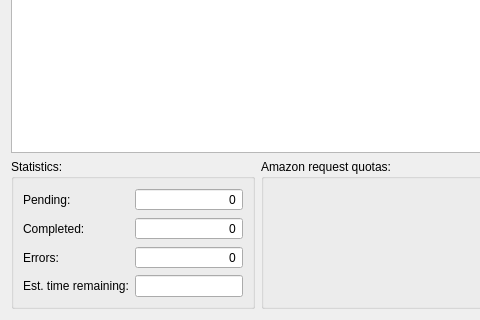
First picture: the form in operationsview.ui, repository garrettmk/Prowler, before the edit; both pictures show x 0 to 480 and y 288 to 608 of the 836 by 608 pixel window.
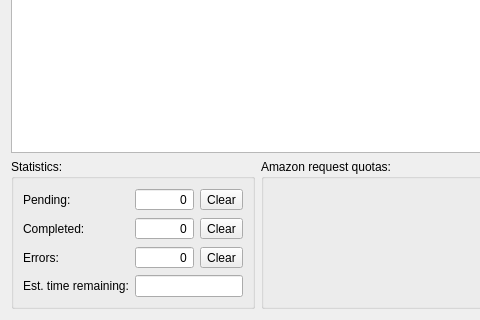
Second picture: the form after the edit. Icons and pictures are not drawn.

```diff
--- a/operationsview.ui
+++ b/operationsview.ui
@@ -39,31 +39,6 @@
           </property>
          </widget>
         </item>
-        <item row="0" column="1">
-         <widget class="QSpinBox" name="pendingBox">
-          <property name="sizePolicy">
-           <sizepolicy hsizetype="Preferred" vsizetype="Fixed">
-            <horstretch>0</horstretch>
-            <verstretch>0</verstretch>
-           </sizepolicy>
-          </property>
-          <property name="alignment">
-           <set>Qt::AlignRight|Qt::AlignTrailing|Qt::AlignVCenter</set>
-          </property>
-          <property name="readOnly">
-           <bool>true</bool>
-          </property>
-          <property name="buttonSymbols">
-           <enum>QAbstractSpinBox::NoButtons</enum>
-          </property>
-          <property name="showGroupSeparator" stdset="0">
-           <bool>true</bool>
-          </property>
-          <property name="maximum">
-           <number>9999999</number>
-          </property>
-         </widget>
-        </item>
         <item row="1" column="0">
          <widget class="QLabel" name="label_2">
           <property name="text">
@@ -71,31 +46,6 @@
           </property>
          </widget>
         </item>
-        <item row="1" column="1">
-         <widget class="QSpinBox" name="completedBox">
-          <property name="sizePolicy">
-           <sizepolicy hsizetype="Preferred" vsizetype="Fixed">
-            <horstretch>0</horstretch>
-            <verstretch>0</verstretch>
-           </sizepolicy>
-          </property>
-          <property name="alignment">
-           <set>Qt::AlignRight|Qt::AlignTrailing|Qt::AlignVCenter</set>
-          </property>
-          <property name="readOnly">
-           <bool>true</bool>
-          </property>
-          <property name="buttonSymbols">
-           <enum>QAbstractSpinBox::NoButtons</enum>
-          </property>
-          <property name="showGroupSeparator" stdset="0">
-           <bool>true</bool>
-          </property>
-          <property name="maximum">
-           <number>9999999</number>
-          </property>
-         </widget>
-        </item>
         <item row="2" column="0">
          <widget class="QLabel" name="label_3">
           <property name="text">
@@ -103,31 +53,6 @@
           </property>
          </widget>
         </item>
-        <item row="2" column="1">
-         <widget class="QSpinBox" name="errorBox">
-          <property name="sizePolicy">
-           <sizepolicy hsizetype="Preferred" vsizetype="Fixed">
-            <horstretch>0</horstretch>
-            <verstretch>0</verstretch>
-           </sizepolicy>
-          </property>
-          <property name="alignment">
-           <set>Qt::AlignRight|Qt::AlignTrailing|Qt::AlignVCenter</set>
-          </property>
-          <property name="readOnly">
-           <bool>true</bool>
-          </property>
-          <property name="buttonSymbols">
-           <enum>QAbstractSpinBox::NoButtons</enum>
-          </property>
-          <property name="showGroupSeparator" stdset="0">
-           <bool>true</bool>
-          </property>
-          <property name="maximum">
-           <number>9999999</number>
-          </property>
-         </widget>
-        </item>
         <item row="3" column="0">
          <widget class="QLabel" name="label_4">
           <property name="text">
@@ -151,6 +76,114 @@
           </property>
          </widget>
         </item>
+        <item row="0" column="1">
+         <layout class="QHBoxLayout" name="horizontalLayout_2">
+          <item>
+           <widget class="QSpinBox" name="pendingBox">
+            <property name="sizePolicy">
+             <sizepolicy hsizetype="Preferred" vsizetype="Fixed">
+              <horstretch>0</horstretch>
+              <verstretch>0</verstretch>
+             </sizepolicy>
+            </property>
+            <property name="alignment">
+             <set>Qt::AlignRight|Qt::AlignTrailing|Qt::AlignVCenter</set>
+            </property>
+            <property name="readOnly">
+             <bool>true</bool>
+            </property>
+            <property name="buttonSymbols">
+             <enum>QAbstractSpinBox::NoButtons</enum>
+            </property>
+            <property name="showGroupSeparator" stdset="0">
+             <bool>true</bool>
+            </property>
+            <property name="maximum">
+             <number>9999999</number>
+            </property>
+           </widget>
+          </item>
+          <item>
+           <widget class="QToolButton" name="clearPendingBtn">
+            <property name="text">
+             <string>Clear</string>
+            </property>
+           </widget>
+          </item>
+         </layout>
+        </item>
+        <item row="1" column="1">
+         <layout class="QHBoxLayout" name="horizontalLayout_3">
+          <item>
+           <widget class="QSpinBox" name="completedBox">
+            <property name="sizePolicy">
+             <sizepolicy hsizetype="Preferred" vsizetype="Fixed">
+              <horstretch>0</horstretch>
+              <verstretch>0</verstretch>
+             </sizepolicy>
+            </property>
+            <property name="alignment">
+             <set>Qt::AlignRight|Qt::AlignTrailing|Qt::AlignVCenter</set>
+            </property>
+            <property name="readOnly">
+             <bool>true</bool>
+            </property>
+            <property name="buttonSymbols">
+             <enum>QAbstractSpinBox::NoButtons</enum>
+            </property>
+            <property name="showGroupSeparator" stdset="0">
+             <bool>true</bool>
+            </property>
+            <property name="maximum">
+             <number>9999999</number>
+            </property>
+           </widget>
+          </item>
+          <item>
+           <widget class="QToolButton" name="clearCompletedBtn">
+            <property name="text">
+             <string>Clear</string>
+            </property>
+           </widget>
+          </item>
+         </layout>
+        </item>
+        <item row="2" column="1">
+         <layout class="QHBoxLayout" name="horizontalLayout_4">
+          <item>
+           <widget class="QSpinBox" name="errorBox">
+            <property name="sizePolicy">
+             <sizepolicy hsizetype="Preferred" vsizetype="Fixed">
+              <horstretch>0</horstretch>
+              <verstretch>0</verstretch>
+             </sizepolicy>
+            </property>
+            <property name="alignment">
+             <set>Qt::AlignRight|Qt::AlignTrailing|Qt::AlignVCenter</set>
+            </property>
+            <property name="readOnly">
+             <bool>true</bool>
+            </property>
+            <property name="buttonSymbols">
+             <enum>QAbstractSpinBox::NoButtons</enum>
+            </property>
+            <property name="showGroupSeparator" stdset="0">
+             <bool>true</bool>
+            </property>
+            <property name="maximum">
+             <number>9999999</number>
+            </property>
+           </widget>
+          </item>
+          <item>
+           <widget class="QToolButton" name="clearErrorsBtn">
+            <property name="text">
+             <string>Clear</string>
+            </property>
+           </widget>
+          </item>
+         </layout>
+        </item>
        </layout>
       </widget>
      </item>
```
